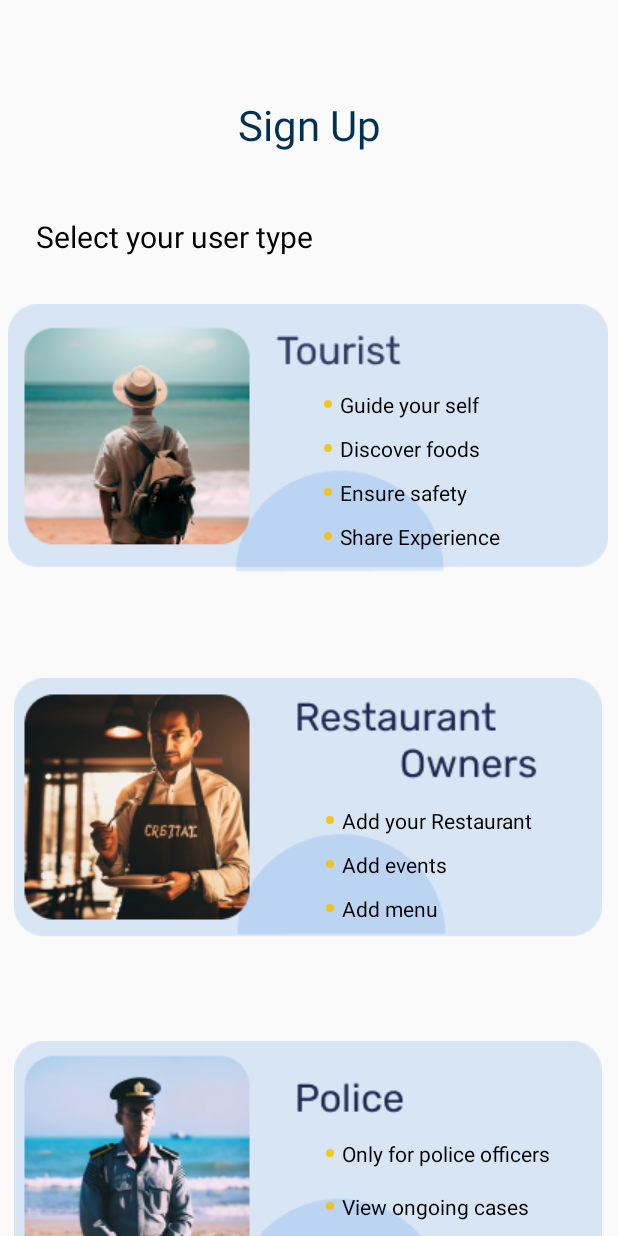
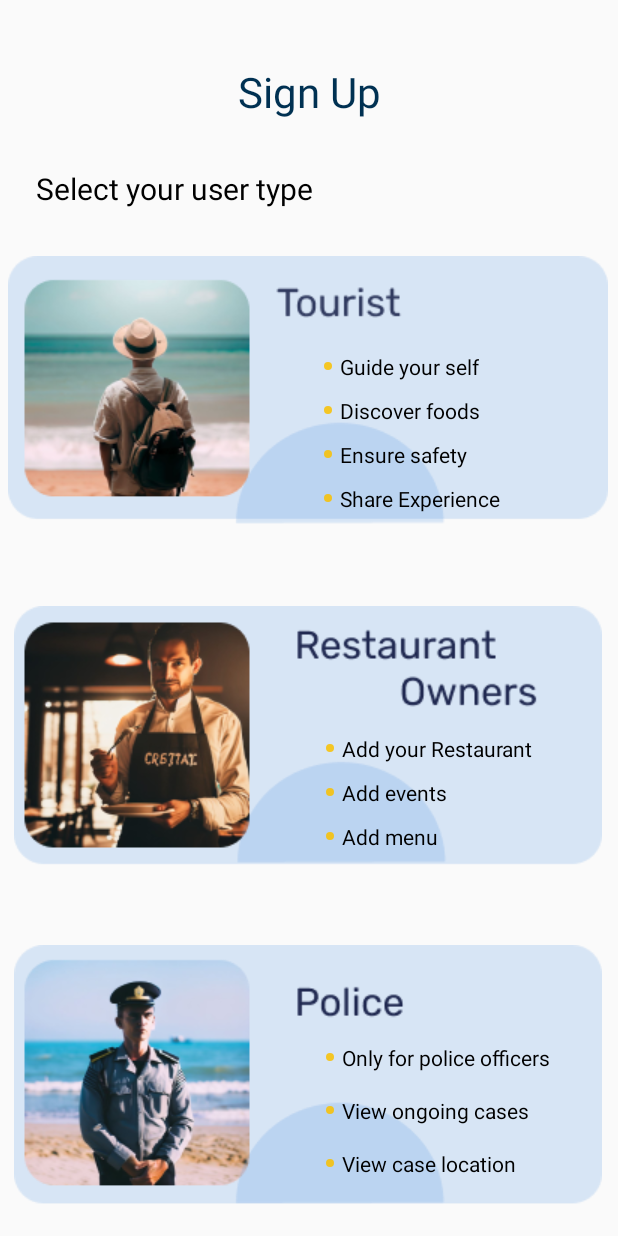
Before and after one commit to IT21333620/IntelliGuide, an Android app built with Jetpack Compose: the userSelect screen opened directly, with no data from a screen before it, on a phone screen of 412 x 824 dp. Run offline under Robolectric (Android 15) with nearby library versions, the phone set to English and light mode, and no system bars.

Commit message:
ui changes

```diff
--- a/app/src/main/java/com/example/intelliguide/login/startup.kt
+++ b/app/src/main/java/com/example/intelliguide/login/startup.kt
@@ -17,14 +17,14 @@ import com.google.firebase.auth.ktx.auth
 import com.google.firebase.ktx.Firebase
 
 class startup : AppCompatActivity() {
-    private lateinit var btnStart: ImageButton
+    private lateinit var btnStart: ImageView
 
 
     override fun onCreate(savedInstanceState: Bundle?) {
         super.onCreate(savedInstanceState)
         setContentView(R.layout.activity_startup)
 
-        btnStart = findViewById<ImageButton>(R.id.btnStart)
+        btnStart = findViewById<ImageView>(R.id.btnStart)
 
         btnStart.setOnClickListener{
             val intent = Intent(this@startup, login::class.java)
--- a/app/src/main/res/layout/activity_login.xml
+++ b/app/src/main/res/layout/activity_login.xml
@@ -143,16 +143,16 @@
         android:id="@+id/btnSignIn"
         android:layout_width="wrap_content"
         android:layout_height="wrap_content"
-        android:layout_marginBottom="108dp"
+        android:layout_marginTop="32dp"
         android:background="@drawable/btn_blue"
         android:backgroundTint="@color/TextColor"
         android:text="@string/singup"
         android:textColor="@color/btn_yellow"
         android:textSize="@dimen/regular"
-        app:layout_constraintBottom_toBottomOf="parent"
         app:layout_constraintEnd_toEndOf="parent"
         app:layout_constraintHorizontal_bias="0.498"
-        app:layout_constraintStart_toStartOf="parent" />
+        app:layout_constraintStart_toStartOf="parent"
+        app:layout_constraintTop_toBottomOf="@+id/textView6" />
 
 
 </androidx.constraintlayout.widget.ConstraintLayout>
--- a/app/src/main/res/layout/activity_startup.xml
+++ b/app/src/main/res/layout/activity_startup.xml
@@ -31,7 +31,7 @@
         app:layout_constraintStart_toStartOf="parent"
         app:layout_constraintTop_toBottomOf="@+id/imageView" />
 
-    <ImageButton
+    <ImageView
         android:id="@+id/btnStart"
         android:layout_width="wrap_content"
         android:layout_height="wrap_content"
--- a/app/src/main/res/layout/activity_user_select.xml
+++ b/app/src/main/res/layout/activity_user_select.xml
@@ -10,7 +10,7 @@
         android:id="@+id/textView7"
         android:layout_width="wrap_content"
         android:layout_height="wrap_content"
-        android:layout_marginTop="64dp"
+        android:layout_marginTop="42dp"
         android:text="@string/singup"
         android:textColor="@color/TextColor"
         android:textSize="@dimen/titles"
@@ -24,12 +24,12 @@
         android:layout_width="wrap_content"
         android:layout_height="wrap_content"
         android:layout_marginStart="24dp"
-        android:layout_marginTop="144dp"
+        android:layout_marginTop="32dp"
         android:text="@string/user_type"
         android:textColor="@color/black"
         android:textSize="@dimen/button_heading"
         app:layout_constraintStart_toStartOf="parent"
-        app:layout_constraintTop_toTopOf="parent" />
+        app:layout_constraintTop_toBottomOf="@+id/textView7" />
 
     <ImageView
         android:id="@+id/imageView12"
@@ -46,7 +46,7 @@
         android:id="@+id/imageView13"
         android:layout_width="wrap_content"
         android:layout_height="wrap_content"
-        android:layout_marginTop="4dp"
+        android:layout_marginTop="-12dp"
         app:layout_constraintEnd_toEndOf="parent"
         app:layout_constraintHorizontal_bias="0.473"
         app:layout_constraintStart_toStartOf="parent"
@@ -57,7 +57,7 @@
         android:id="@+id/imageView14"
         android:layout_width="wrap_content"
         android:layout_height="wrap_content"
-        android:layout_marginTop="4dp"
+        android:layout_marginTop="-12dp"
         app:layout_constraintEnd_toEndOf="parent"
         app:layout_constraintHorizontal_bias="0.473"
         app:layout_constraintStart_toStartOf="parent"
@@ -69,13 +69,13 @@
         android:layout_width="wrap_content"
         android:layout_height="wrap_content"
         android:layout_marginStart="216dp"
-        android:layout_marginTop="260dp"
+        android:layout_marginTop="64dp"
         android:drawableStart="@drawable/bullet_point"
         android:drawablePadding="5dp"
         android:text="@string/tourist1"
         android:textColor="@color/black"
         app:layout_constraintStart_toStartOf="parent"
-        app:layout_constraintTop_toTopOf="parent" />
+        app:layout_constraintTop_toTopOf="@+id/imageView12" />
 
     <TextView
         android:id="@+id/textView13"
```
